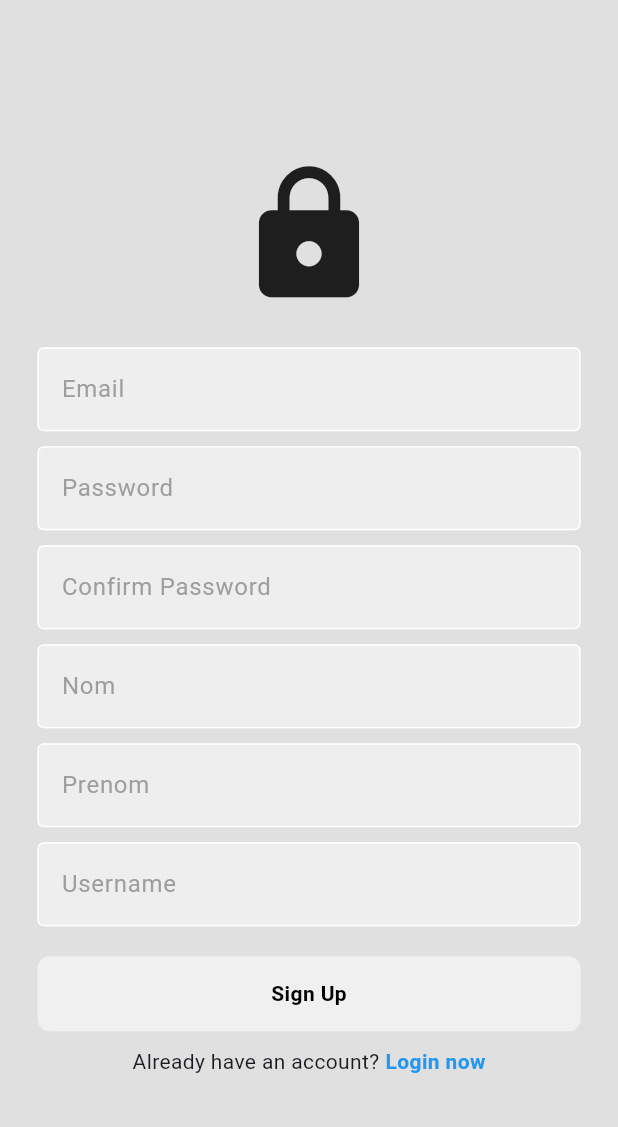
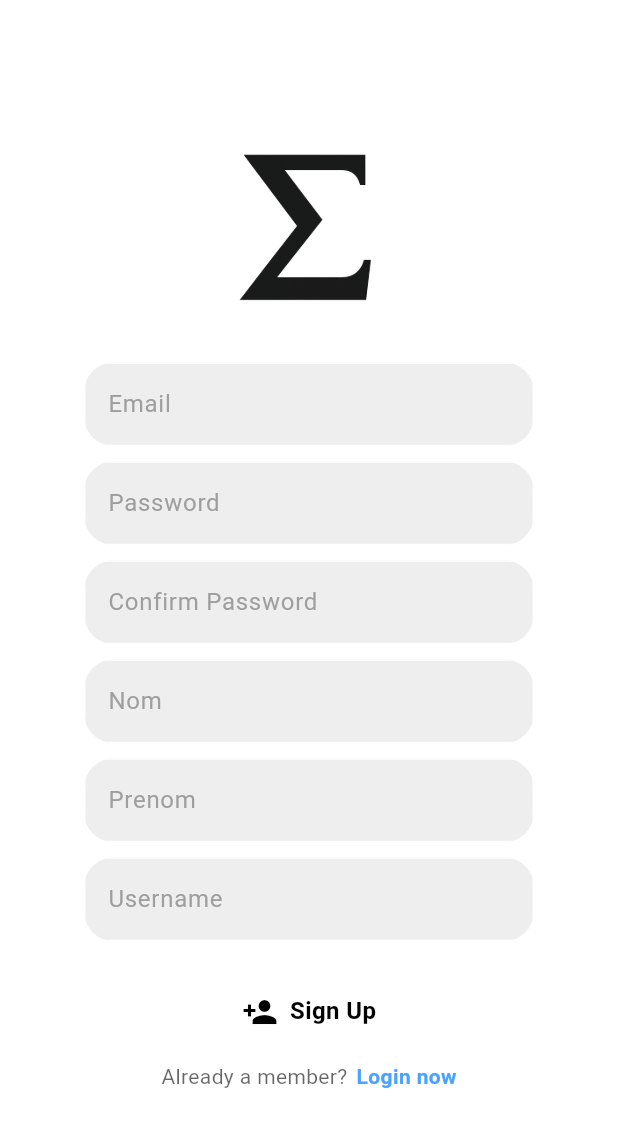
Before and after one commit to ZedKaS/TheWall_Flutter, a Flutter app: the RegisterPage screen opened directly with empty values, on a phone screen of 412 x 824 dp. Shown: the top 1127 px of the screen. Run offline on Flutter 3.47's test engine with Material 3 defaults, Android fonts, the phone set to English and light mode, and no system bars; our stand-ins replace image_picker, supabase_flutter; accounts and stored records are empty.

Commit message:
register style

```diff
--- a/lib/pages/register_page.dart
+++ b/lib/pages/register_page.dart
@@ -40,7 +40,6 @@ class _RegisterPageState extends State<RegisterPage> {
       return;
     }
 
-    // Show loader
     showDialog(
       context: context,
       barrierDismissible: false,
@@ -48,7 +47,6 @@ class _RegisterPageState extends State<RegisterPage> {
     );
 
     try {
-      // Créer l'utilisateur dans Supabase Auth (sans mail de confirmation)
       final AuthResponse authResponse = await supabase.auth.signUp(
         email: email,
         password: password,
@@ -61,7 +59,6 @@ class _RegisterPageState extends State<RegisterPage> {
         return;
       }
 
-      // Insérer le profil dans la table "profiles"
       await supabase.from('profiles').insert({
         'id': user.id,
         'email': email,
@@ -71,7 +68,7 @@ class _RegisterPageState extends State<RegisterPage> {
         'created': DateTime.now().toIso8601String(),
       });
 
-      Navigator.pop(context); // fermer loader
+      Navigator.pop(context);
       displayMessage("Account created successfully!");
     } on AuthException catch (e) {
       Navigator.pop(context);
@@ -92,41 +89,125 @@ class _RegisterPageState extends State<RegisterPage> {
   @override
   Widget build(BuildContext context) {
     return Scaffold(
-      backgroundColor: Colors.grey[300],
+      backgroundColor: Colors.white, // fond blanc comme LoginPage
       body: SafeArea(
         child: Center(
           child: SingleChildScrollView(
-            padding: const EdgeInsets.symmetric(horizontal: 25),
             child: Column(
               mainAxisAlignment: MainAxisAlignment.center,
               children: [
-                const Icon(Icons.lock, size: 100),
-                const SizedBox(height: 25),
-                MyTextField(controller: emailController, hintText: 'Email', obscureText: false),
+                // --- LOGO ---
+                SizedBox(
+                  width: 250,
+                  height: 150,
+                  child: Image.asset(
+                    'lib/assets/sigmawall.png',
+                    fit: BoxFit.contain,
+                  ),
+                ),
+                const SizedBox(height: 15),
+
+                // --- Champs texte ---
+                SizedBox(
+                  width: 300,
+                  child: ClipRRect(
+                    borderRadius: BorderRadius.circular(20),
+                    child: MyTextField(controller: emailController, hintText: 'Email', obscureText: false),
+                  ),
+                ),
                 const SizedBox(height: 10),
-                MyTextField(controller: passwordController, hintText: 'Password', obscureText: true),
+                SizedBox(
+                  width: 300,
+                  child: ClipRRect(
+                    borderRadius: BorderRadius.circular(20),
+                    child: MyTextField(controller: passwordController, hintText: 'Password', obscureText: true),
+                  ),
+                ),
                 const SizedBox(height: 10),
-                MyTextField(controller: confirmPasswordController, hintText: 'Confirm Password', obscureText: true),
+                SizedBox(
+                  width: 300,
+                  child: ClipRRect(
+                    borderRadius: BorderRadius.circular(20),
+                    child: MyTextField(controller: confirmPasswordController, hintText: 'Confirm Password', obscureText: true),
+                  ),
+                ),
                 const SizedBox(height: 10),
-                MyTextField(controller: nomController, hintText: 'Nom', obscureText: false),
+                SizedBox(
+                  width: 300,
+                  child: ClipRRect(
+                    borderRadius: BorderRadius.circular(20),
+                    child: MyTextField(controller: nomController, hintText: 'Nom', obscureText: false),
+                  ),
+                ),
                 const SizedBox(height: 10),
-                MyTextField(controller: prenomController, hintText: 'Prenom', obscureText: false),
+                SizedBox(
+                  width: 300,
+                  child: ClipRRect(
+                    borderRadius: BorderRadius.circular(20),
+                    child: MyTextField(controller: prenomController, hintText: 'Prenom', obscureText: false),
+                  ),
+                ),
                 const SizedBox(height: 10),
-                MyTextField(controller: usernameController, hintText: 'Username', obscureText: false),
+                SizedBox(
+                  width: 300,
+                  child: ClipRRect(
+                    borderRadius: BorderRadius.circular(20),
+                    child: MyTextField(controller: usernameController, hintText: 'Username', obscureText: false),
+                  ),
+                ),
                 const SizedBox(height: 20),
-                MyButton(onTap: signUp, text: 'Sign Up'),
+
+                // --- Bouton Sign Up avec icône ---
+                SizedBox(
+                  width: 200,
+                  height: 50,
+                  child: ClipRRect(
+                    borderRadius: BorderRadius.circular(8),
+                    child: MyButton(
+                      onTap: signUp,
+                      text: '',
+                      child: Row(
+                        mainAxisAlignment: MainAxisAlignment.center,
+                        children: const [
+                          Icon(Icons.person_add, color: Colors.black),
+                          SizedBox(width: 8),
+                          Text(
+                            'Sign Up',
+                            style: TextStyle(
+                              color: Colors.black,
+                              fontWeight: FontWeight.bold,
+                              fontSize: 16,
+                            ),
+                          ),
+                        ],
+                      ),
+                    ),
+                  ),
+                ),
                 const SizedBox(height: 10),
+
+                // --- Lien Login ---
                 Row(
                   mainAxisAlignment: MainAxisAlignment.center,
                   children: [
-                    const Text('Already have an account?'),
-                    const SizedBox(width: 4),
+                    Text(
+                      'Already a member?',
+                      style: TextStyle(color: Colors.black.withOpacity(0.6)),
+                    ),
+                    const SizedBox(width: 6),
                     GestureDetector(
                       onTap: widget.onTap,
-                      child: const Text('Login now', style: TextStyle(color: Colors.blue, fontWeight: FontWeight.bold)),
+                      child: const Text(
+                        'Login now',
+                        style: TextStyle(
+                          fontWeight: FontWeight.bold,
+                          color: Color(0xFF4BA3FF),
+                        ),
+                      ),
                     ),
                   ],
                 ),
+                const SizedBox(height: 20),
               ],
             ),
           ),
```
